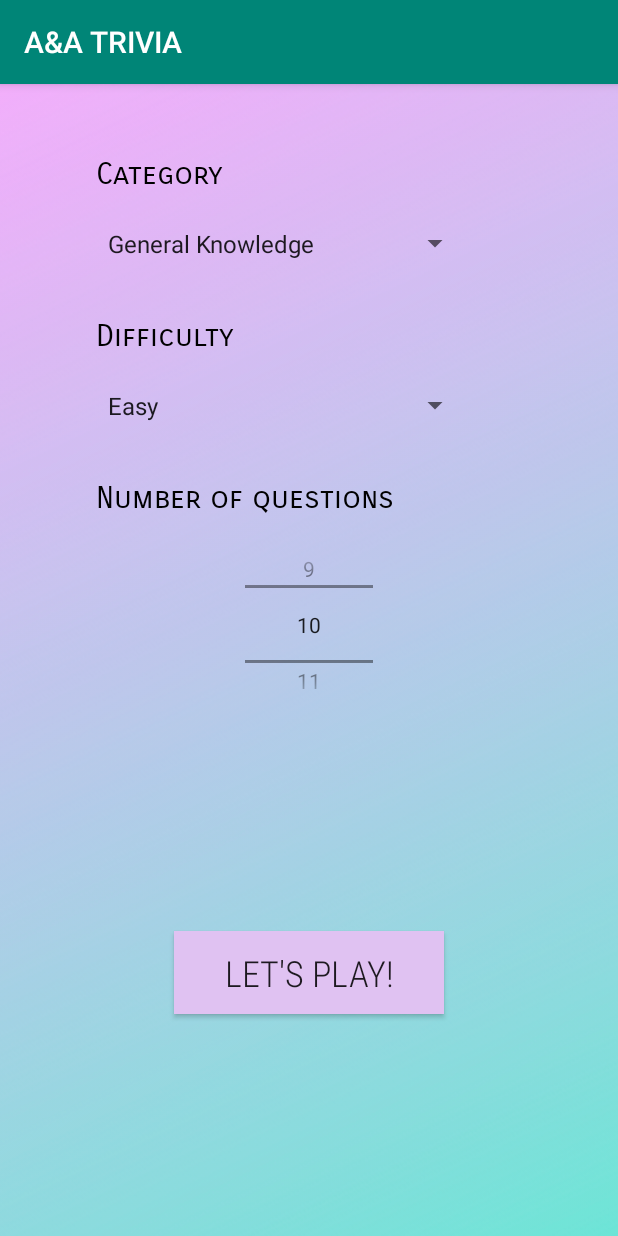
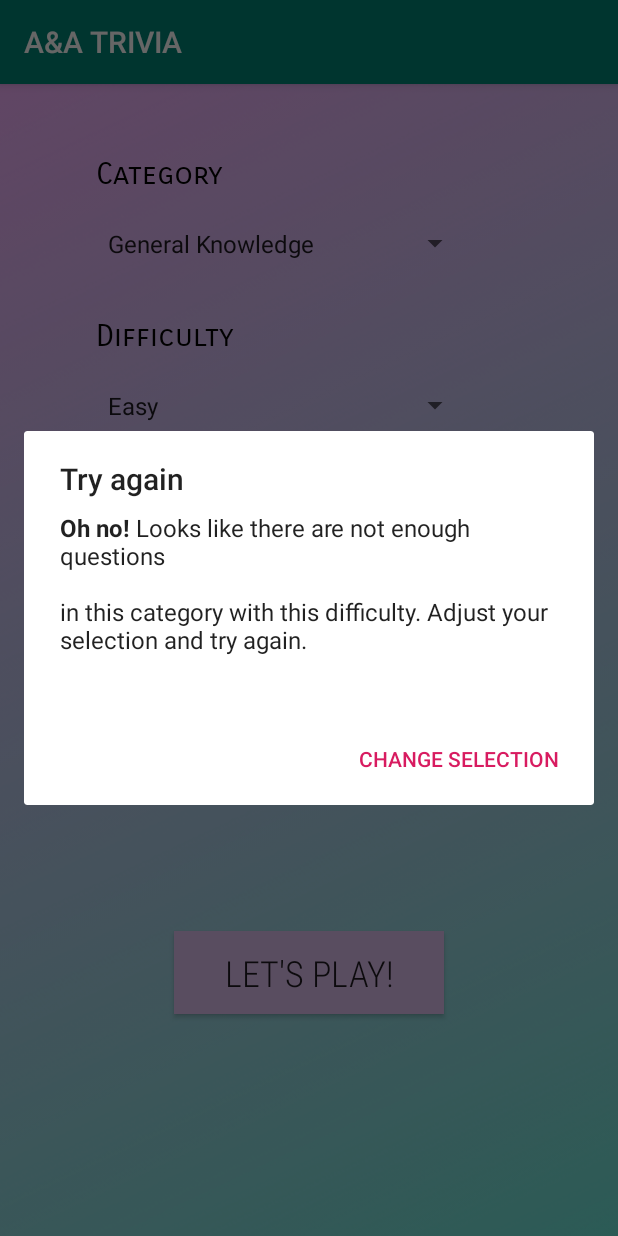
Before and after one commit to alexandriabanta/TriviaGame4020, an Android app: the TriviaSetupActivity screen opened directly, with no data from a screen before it, after a tap on "LET'S PLAY!", on a phone screen of 412 x 824 dp. Run offline under Robolectric (Android 15) with nearby library versions, the phone set to English and light mode, and no system bars; Roboto replaces fonts that are not available here.

Commit message:
Added tryAgainAlertDialog

```diff
--- a/app/src/main/java/com/alexandriabanta/triviagame4020/TriviaSetupActivity.java
+++ b/app/src/main/java/com/alexandriabanta/triviagame4020/TriviaSetupActivity.java
@@ -159,11 +159,12 @@ public class TriviaSetupActivity extends AppCompatActivity implements AdapterVie
         //show alertdialog telling user to change their search
         AlertDialog.Builder builder = new AlertDialog.Builder(TriviaSetupActivity.this);
         builder.setMessage(Html.fromHtml("<html>" +
-                        "<p><b>Oh no !</b> " + "Looks like there are not enough questions" + "</p>" +
+                        "<p><b>Oh no! </b> " + "Looks like there are not enough questions" + "</p>" +
                         "<p>in this category with this difficulty. Adjust your selection and try again. </p>"
         ));
 
-        builder.setTitle("Try again").setPositiveButton("Get Nutrition Info",null);
+        builder.setTitle("Try again").setPositiveButton("Change selection",null);
+        builder.show();
     }
 
     private class URLTask extends AsyncTask<Void, Void, Void> {
@@ -198,18 +199,10 @@ public class TriviaSetupActivity extends AppCompatActivity implements AdapterVie
             return null;
         }
 
-        //@Override
-        //protected void onPostExecute() {
-            /*TextView tv = findViewById(R.id.textView);
-            tv.setText(resultData.titleStr);*/
-
-            //TextView tv = findViewById(R.id.tag_textView);
-            //TextView textView = findViewById(R.id.textView);
-            //textView.setText(resultData.tagStr);
-            //foodAdapter.notifyDataSetChanged();
-
-            //dataDownload = null;
-        //}
+        @Override
+        protected void onPostExecute(Void v) {
+            UrlTask = null;
+        }
     }
 
     public void loadingTriviaSetToast() {
```
